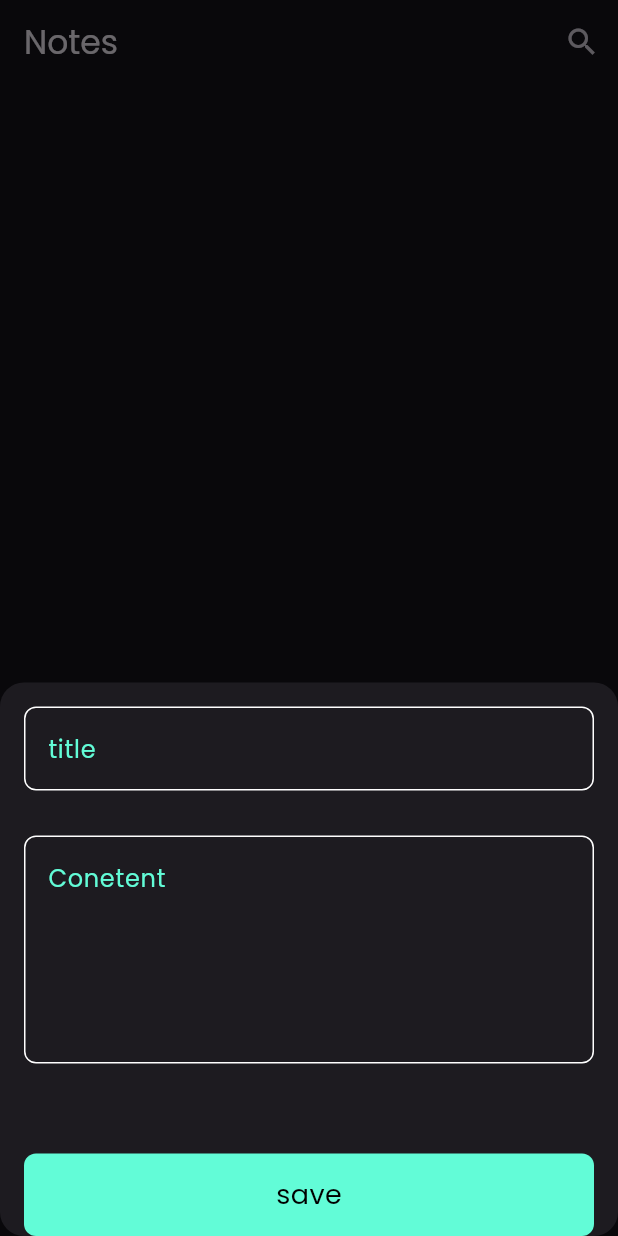
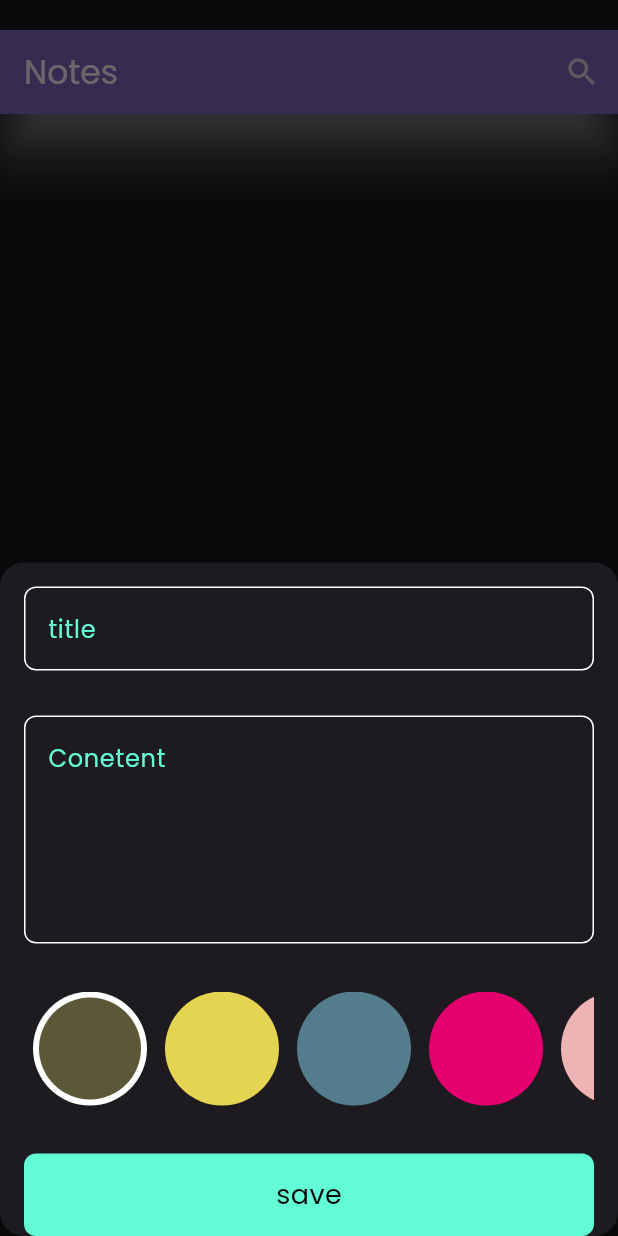
Before and after one commit to shark0a/Note_App, a Flutter app: the screen it shows after launch, after a tap on the "add" icon, on a phone screen of 412 x 824 dp. Run offline on Flutter 3.47's test engine with Material 3 defaults, Android fonts, the phone set to English and light mode, and no system bars; drawn by our look-alikes of modal_progress_hud_nsn; our stand-ins replace bloc, flutter_bloc, hive, hive_flutter; accounts and stored records are empty.

Commit message:
add Color and Refactor appbar

```diff
--- a/lib/cubit/add_notes_cubit.dart
+++ b/lib/cubit/add_notes_cubit.dart
@@ -8,10 +8,12 @@ part 'add_notes_state.dart';
 
 class AddNoteCubits extends Cubit<AddNoteState> {
   AddNoteCubits() : super(CubitsInitial());
-
+ Color color =Colors.amber;
   addNote(NoteModel note) async {
     emit(AddNoteLoading());
     try {
+      note.color=color.value;
+      emit(AddNoteLoading());
       var notesbox = Hive.box<NoteModel>(knotesbox);
       await notesbox.add(note);
       emit(AddNoteSucess());
--- a/lib/helper/const.dart
+++ b/lib/helper/const.dart
@@ -4,9 +4,17 @@ const Color pcolor = Color(0xFF000000);
 const Color fcolor = Color(0xff62FCD7);
 const knotesbox = 'nots_box';
 List<Color> kColors = const [
-  Color(0xffAC3931),
+  Color.fromARGB(255, 91, 87, 55),
   Color(0xffE5D352),
-  Color(0xffD9E76C),
   Color(0xff537D8D),
-  Color(0xff482C3D),
+  Color(0xffE4006F),
+  Color(0xffEEB4B3),
+  Color(0xffA1A6B4),
+  Color(0xff94C5CC),
+  Color(0xff2F4858),
+  Color(0xff068AE9),
+  Color(0xffFF002F),
+  Color(0xffF8F8F8),
+  Color(0xffDD7B73),
+  Color(0xffF9F871),
 ];
--- a/lib/models/note_models.dart
+++ b/lib/models/note_models.dart
@@ -4,13 +4,13 @@ part 'note_models.g.dart';
 @HiveType(typeId: 0)
 class NoteModel extends HiveObject {
   @HiveField(0)
-  final String title;
+   String title;
   @HiveField(1)
-  final String subTitle;
+   String subTitle;
   @HiveField(2)
   final String date;
   @HiveField(3)
-  final int color;
+   int color;
 
   NoteModel(
       {required this.title,
--- a/lib/views/notes_view.dart
+++ b/lib/views/notes_view.dart
@@ -1,6 +1,4 @@
 import 'package:flutter/material.dart';
-import 'package:flutter_bloc/flutter_bloc.dart';
-import 'package:note_app/cubit/fetch_notes_cubit.dart';
 import 'package:note_app/widgets/add_note_buttom_sheet.dart';
 import 'package:note_app/widgets/note_listview.dart';
 
@@ -16,9 +14,16 @@ class _NoteViewState extends State<NoteView> {
   Widget build(BuildContext context) {
     return Scaffold(
       appBar: AppBar(
-        elevation: 0,
-        actions: [IconButton(onPressed: () {}, icon: const Icon(Icons.search))],
-        title: const Text("Notes"),
+        toolbarHeight: 20,
+        bottom: AppBar(
+          shadowColor: Colors.white,
+          elevation: 15,
+          actions: [
+            IconButton(onPressed: () {}, icon: const Icon(Icons.search))
+          ],
+          title: const Text("Notes"),
+          backgroundColor: ThemeData.light().primaryColor,
+        ),
       ),
       floatingActionButton: FloatingActionButton(
         onPressed: () {
--- a/lib/widgets/add_note_form.dart
+++ b/lib/widgets/add_note_form.dart
@@ -3,6 +3,7 @@ import 'package:flutter_bloc/flutter_bloc.dart';
 import 'package:intl/intl.dart';
 import 'package:note_app/cubit/add_notes_cubit.dart';
 import 'package:note_app/models/note_models.dart';
+import 'package:note_app/widgets/color_list_view.dart';
 import 'package:note_app/widgets/custom_button_sheet.dart';
 import 'package:note_app/widgets/custom_text_filed.dart';
 
@@ -30,7 +31,7 @@ class _AddNoteFormState extends State<AddNoteForm> {
             height: 16,
           ),
           CustomTextFiled(
-            onSaved: (value) {
+            onchange: (value) {
               title = value;
             },
             hintText: 'title',
@@ -40,13 +41,17 @@ class _AddNoteFormState extends State<AddNoteForm> {
             height: 30,
           ),
           CustomTextFiled(
-              onSaved: (value) {
+              onchange: (value) {
                 subtitle = value;
               },
               hintText: 'Conetent',
               maxline: 5),
           const SizedBox(
-            height: 60,
+            height: 32,
+          ),
+          const ColorsListView(),
+          const SizedBox(
+            height: 32,
           ),
           CustomButton(
               onTap: () {
--- /dev/null
+++ b/lib/widgets/color_list_view.dart
@@ -0,0 +1,66 @@
+import 'package:flutter/material.dart';
+import 'package:flutter_bloc/flutter_bloc.dart';
+import 'package:note_app/cubit/add_notes_cubit.dart';
+import 'package:note_app/helper/const.dart';
+
+class ColorItem extends StatelessWidget {
+  const ColorItem({super.key, required this.isActive, required this.color});
+
+  final bool isActive;
+
+  final Color color;
+  @override
+  Widget build(BuildContext context) {
+    return isActive
+        ? CircleAvatar(
+            radius: 38,
+            backgroundColor: Colors.white,
+            child: CircleAvatar(
+              radius: 34,
+              backgroundColor: color,
+            ),
+          )
+        : CircleAvatar(
+            radius: 38,
+            backgroundColor: color,
+          );
+  }
+}
+
+class ColorsListView extends StatefulWidget {
+  const ColorsListView({super.key});
+
+  @override
+  State<ColorsListView> createState() => _ColorsListViewState();
+}
+
+class _ColorsListViewState extends State<ColorsListView> {
+  int currentIndex = 0;
+
+  @override
+  Widget build(BuildContext context) {
+    return SizedBox(
+      height: 38 * 2,
+      child: ListView.builder(
+        itemCount: kColors.length,
+        scrollDirection: Axis.horizontal,
+        itemBuilder: (context, index) {
+          return Padding(
+            padding: const EdgeInsets.symmetric(horizontal: 6),
+            child: GestureDetector(
+              onTap: () {
+                currentIndex = index;
+                BlocProvider.of<AddNoteCubits>(context).color = kColors[index];
+                setState(() {});
+              },
+              child: ColorItem(
+                color: kColors[index],
+                isActive: currentIndex == index,
+              ),
+            ),
+          );
+        },
+      ),
+    );
+  }
+}
--- a/lib/widgets/custom_text_filed.dart
+++ b/lib/widgets/custom_text_filed.dart
@@ -1,30 +1,39 @@
 import 'package:flutter/material.dart';
 import 'package:note_app/helper/const.dart';
+
 class CustomTextFiled extends StatelessWidget {
-  const CustomTextFiled({super.key, required this.hintText, required this.maxline, this.onSaved});
+  const CustomTextFiled(
+      {super.key,
+      required this.hintText,
+      required this.maxline,
+      this.onchange,
+      this.controller});
   final String hintText;
   final int maxline;
-  final void Function(String?)? onSaved;
+  final void Function(String?)? onchange;
+  final TextEditingController? controller;
   @override
   Widget build(BuildContext context) {
     return TextFormField(
+      onTapOutside: (event) {
+        FocusManager.instance.primaryFocus?.unfocus();
+      },
       cursorColor: fcolor,
       maxLines: maxline,
-       onSaved: onSaved,
+      controller: controller,
+      onChanged: onchange,
       validator: (value) {
-         if (value?.isEmpty??true) {
+        if (value?.isEmpty ?? true) {
           return 'field is required';
-         }
-         else{
+        } else {
           return null;
         }
       },
       decoration: InputDecoration(
-      hintText:hintText,
+        hintText: hintText,
         hintStyle: const TextStyle(color: fcolor),
         enabledBorder: buildBorder(),
         focusedBorder: buildBorder(fcolor),
-
       ),
     );
   }
@@ -32,10 +41,7 @@ class CustomTextFiled extends StatelessWidget {
   OutlineInputBorder buildBorder([color]) {
     return OutlineInputBorder(
       borderRadius: BorderRadius.circular(8),
-      borderSide: BorderSide(color: color??Colors.white),
-
-
-
+      borderSide: BorderSide(color: color ?? Colors.white),
     );
   }
 }
```
Also changed, not shown: lib/views/edit_view.dart (+5 -4 lines), lib/widgets/create_item_note.dart (+11 -3 lines), lib/widgets/edit_note_color_list_view.dart (added, +50 -0 lines), lib/widgets/edit_note_view_body.dart (+39 -11 lines). Lines whose indentation alone changed are shown as unchanged.
